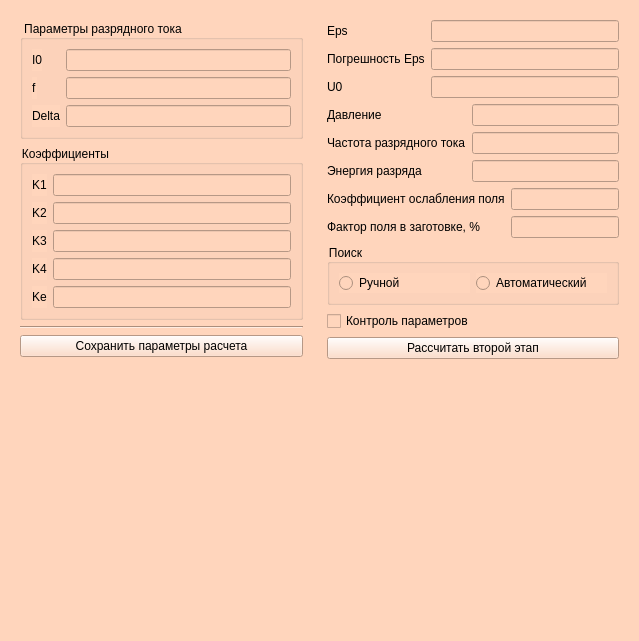
Before: the Qt Designer form gui/SecondaryParameters.ui in Kroshy1984/MIOM, drawn with Qt 5.
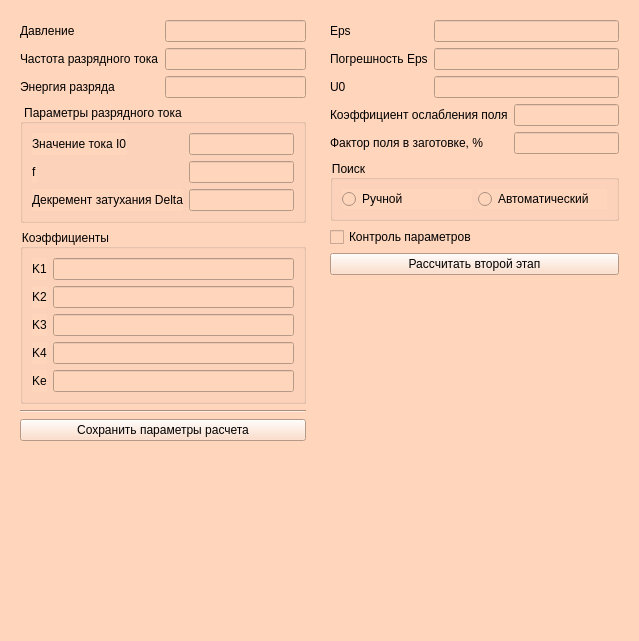
After: the same form once the commit is applied.

Patch:
```diff
--- a/gui/SecondaryParameters.ui
+++ b/gui/SecondaryParameters.ui
@@ -20,6 +20,40 @@
    <item>
     <widget class="QWidget" name="widget" native="true">
      <layout class="QVBoxLayout" name="verticalLayout_3">
+      <item>
+       <layout class="QFormLayout" name="formLayout">
+        <item row="0" column="0">
+         <widget class="QLabel" name="label_7">
+          <property name="text">
+           <string>Давление</string>
+          </property>
+         </widget>
+        </item>
+        <item row="0" column="1">
+         <widget class="QLineEdit" name="lineEditPressure"/>
+        </item>
+        <item row="1" column="0">
+         <widget class="QLabel" name="label_8">
+          <property name="text">
+           <string>Частота разрядного тока</string>
+          </property>
+         </widget>
+        </item>
+        <item row="1" column="1">
+         <widget class="QLineEdit" name="lineEditFrequencyAmper"/>
+        </item>
+        <item row="2" column="0">
+         <widget class="QLabel" name="label_9">
+          <property name="text">
+           <string>Энергия разряда</string>
+          </property>
+         </widget>
+        </item>
+        <item row="2" column="1">
+         <widget class="QLineEdit" name="lineEditDischargeEnergy"/>
+        </item>
+       </layout>
+      </item>
       <item>
        <widget class="QGroupBox" name="groupBox">
         <property name="title">
@@ -29,7 +63,7 @@
          <item row="0" column="0">
           <widget class="QLabel" name="label_12">
            <property name="text">
-            <string>I0</string>
+            <string>Значение тока I0</string>
            </property>
           </widget>
          </item>
@@ -43,7 +77,7 @@
          <item row="2" column="0">
           <widget class="QLabel" name="label_14">
            <property name="text">
-            <string>Delta</string>
+            <string>Декремент затухания Delta</string>
            </property>
           </widget>
          </item>
@@ -185,40 +219,6 @@
         </item>
        </layout>
       </item>
-      <item>
-       <layout class="QFormLayout" name="formLayout">
-        <item row="0" column="0">
-         <widget class="QLabel" name="label_7">
-          <property name="text">
-           <string>Давление</string>
-          </property>
-         </widget>
-        </item>
-        <item row="0" column="1">
-         <widget class="QLineEdit" name="lineEditPressure"/>
-        </item>
-        <item row="1" column="0">
-         <widget class="QLabel" name="label_8">
-          <property name="text">
-           <string>Частота разрядного тока</string>
-          </property>
-         </widget>
-        </item>
-        <item row="1" column="1">
-         <widget class="QLineEdit" name="lineEditFrequencyAmper"/>
-        </item>
-        <item row="2" column="0">
-         <widget class="QLabel" name="label_9">
-          <property name="text">
-           <string>Энергия разряда</string>
-          </property>
-         </widget>
-        </item>
-        <item row="2" column="1">
-         <widget class="QLineEdit" name="lineEditDischargeEnergy"/>
-        </item>
-       </layout>
-      </item>
       <item>
        <layout class="QFormLayout" name="formLayout_6">
         <item row="0" column="0">
```
